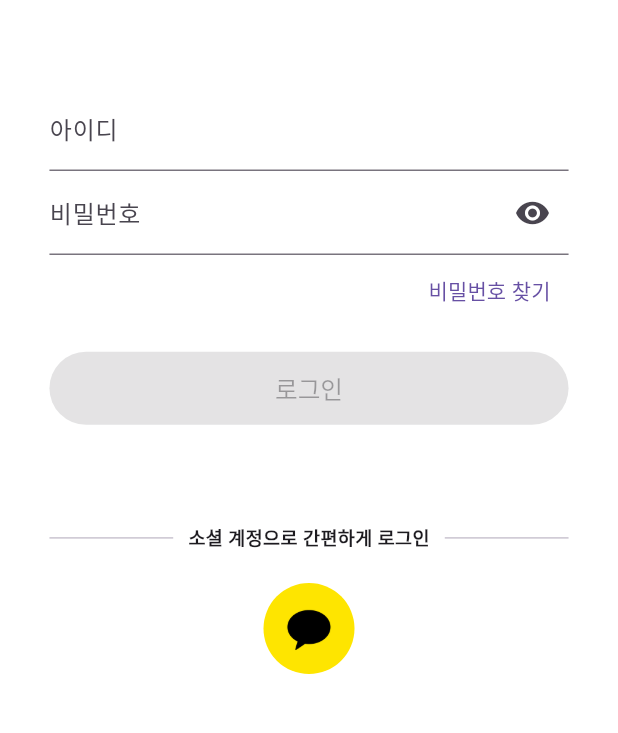
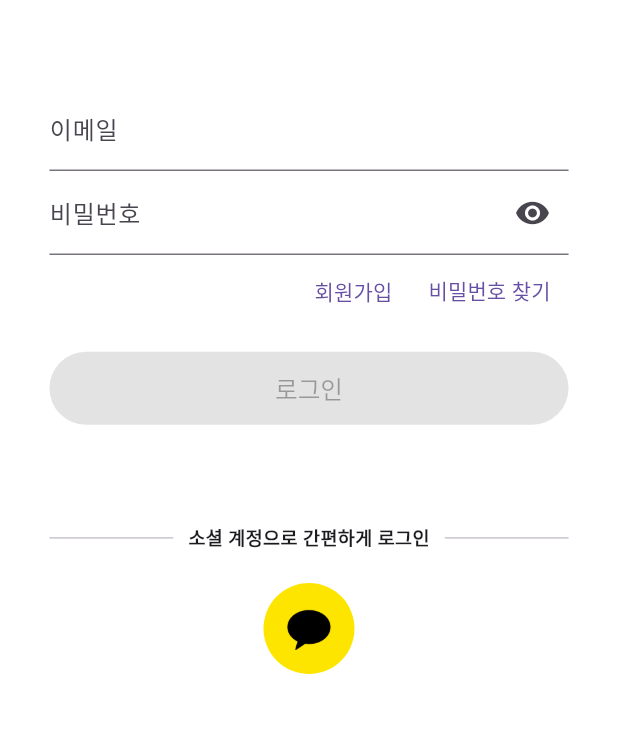
Before and after one commit to EarnedIt-team/Earned-It-Front, a Flutter app: the screen it shows after launch, after a tap on "기존 계정으로 로그인", on a phone screen of 412 x 824 dp, the part 316-1049 px from its top. Run offline on Flutter 3.47's test engine with Material 3 defaults, Android fonts, the phone set to English and light mode, and no system bars; our stand-ins replace dio, flutter_dotenv, flutter_riverpod, flutter_secure_storage, freezed_annotation, go_router and 3 more; missing offline and left inert: kakao_flutter_sdk; generated files the repository leaves out were written again; Roboto replaces fonts that are missing (Mainfonts).

Commit message:
[Task] login - 회원가입 버튼 추가 외 1 #19
- 아이디 명칭 변경 (아이디 -> 이메일)

```diff
--- a/lib/views/auth/login/login_view.dart
+++ b/lib/views/auth/login/login_view.dart
@@ -46,14 +46,14 @@ class LoginView extends ConsumerWidget {
                               ),
                             ),
                             SizedBox(height: context.height(0.07)),
-                            // 아이디 & 비밀번호
+                            // 이메일 & 비밀번호
                             Column(
                               crossAxisAlignment: CrossAxisAlignment.end,
                               children: <Widget>[
                                 TextField(
                                   controller: loginNotifier.idTextController,
                                   decoration: const InputDecoration(
-                                    labelText: "아이디",
+                                    labelText: "이메일",
                                   ),
                                 ),
                                 TextField(
@@ -82,12 +82,24 @@ class LoginView extends ConsumerWidget {
                                       style: const TextStyle(color: Colors.red),
                                     ),
                                   ),
+                                Row(
+                                  mainAxisAlignment: MainAxisAlignment.end,
+                                  children: <Widget>[
+                                    // 회원가입으로 이동
+                                    TextButton(
+                                      onPressed: () {
+                                        context.push("/sign");
+                                      },
+                                      child: const Text("회원가입"),
+                                    ),
                                     // 비밀번호 찾기
                                     TextButton(
                                       onPressed: () {
                                         context.push("/forgot_password");
                                       },
                                       child: const Text("비밀번호 찾기"),
+                                    ),
+                                  ],
                                 ),
                               ],
                             ),
```
Lines whose indentation alone changed are shown as unchanged.
